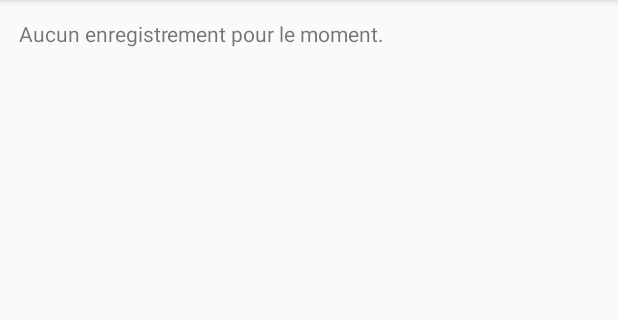
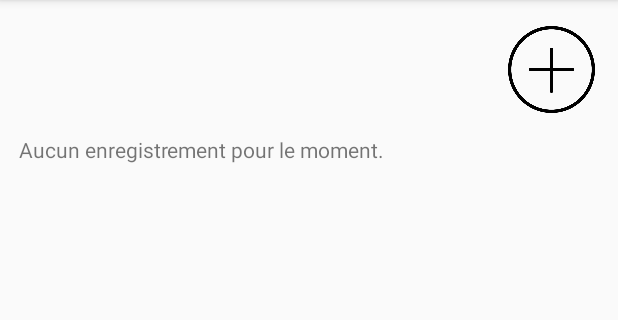
Before and after one commit to Emeline1710/ToDoList, an Android app: the ViewNotes screen opened directly, with no data from a screen before it, on a phone screen of 412 x 824 dp, the part 84-404 px from its top. Run offline under Robolectric (Android 15) with nearby library versions, the phone set to English and light mode, and no system bars.

Commit message:
Ajout d'image

```diff
--- a/app/src/main/java/com/example/todolist/Views/ViewNotes.java
+++ b/app/src/main/java/com/example/todolist/Views/ViewNotes.java
@@ -2,7 +2,10 @@ package com.example.todolist.Views;
 
 import androidx.appcompat.app.AppCompatActivity;
 
+import android.content.Intent;
 import android.os.Bundle;
+import android.view.View;
+import android.widget.ImageView;
 import android.widget.LinearLayout;
 import android.widget.TextView;
 
@@ -19,8 +22,19 @@ public class ViewNotes extends AppCompatActivity {
         super.onCreate(savedInstanceState);
         setContentView(R.layout.activity_view_notes);
 
+        ImageView imageViewAddNote = findViewById(R.id.imageViewAddNote);
+
+        imageViewAddNote.setOnClickListener(new View.OnClickListener() {
+            @Override
+            public void onClick(View v) {
+                Intent intent = new Intent(ViewNotes.this, CreateNote.class);
+                startActivity(intent);
+            }
+        });
+
         readNotes();
     }
+
 
     public void readNotes() {
         LinearLayout linearLayoutRecords = (LinearLayout) findViewById(R.id.linearLayoutNotes);
@@ -38,6 +52,7 @@ public class ViewNotes extends AppCompatActivity {
                 TextView textViewStudentItem= new TextView(this);
                 textViewStudentItem.setPadding(0, 10, 0, 10);
                 textViewStudentItem.setText(textViewContents);
+                textViewStudentItem.setTextSize(20);
                 textViewStudentItem.setTag(Integer.toString(id));
                 textViewStudentItem.setOnLongClickListener(new OnLongClickListenerUpdateNote());
                 linearLayoutRecords.addView(textViewStudentItem);
--- a/app/src/main/res/layout/activity_view_notes.xml
+++ b/app/src/main/res/layout/activity_view_notes.xml
@@ -6,13 +6,26 @@
     android:layout_height="match_parent"
     tools:context=".Views.ViewNotes">
 
+    <ImageView
+        android:id="@+id/imageViewAddNote"
+        android:layout_width="58dp"
+        android:layout_height="62dp"
+        android:layout_marginTop="15dp"
+        android:layout_marginRight="15dp"
+        android:contentDescription="Add Note Icon"
+        android:src="@drawable/add_note"
+        app:layout_constraintEnd_toEndOf="parent"
+        app:layout_constraintRight_toRightOf="parent"
+        app:layout_constraintTop_toTopOf="parent" />
+
     <ScrollView
+        android:id="@+id/scrollViewNotes"
         android:layout_width="match_parent"
-        android:layout_height="wrap_content"
-        app:layout_constraintTop_toTopOf="parent"
-        app:layout_constraintRight_toRightOf="parent"
-        app:layout_constraintLeft_toLeftOf="parent"
-        android:id="@+id/scrollViewNotes">
+        android:layout_height="0dp"
+        app:layout_constraintTop_toBottomOf="@id/imageViewAddNote"
+        app:layout_constraintBottom_toBottomOf="parent"
+        app:layout_constraintEnd_toEndOf="parent"
+        app:layout_constraintStart_toStartOf="parent">
 
         <LinearLayout
             android:layout_width="match_parent"
@@ -24,13 +37,4 @@
         </LinearLayout>
     </ScrollView>
 
-        <!-- TOUTES LES NOTES -->
-        <!--
-        On peut :
-               - Cliquer sur une note :
-                       Redirige vers la page de la note ou on peut la modifier
-                       Supprimer la note
-               - Mettre dans des dossiers ?
-        -->
-
 </androidx.constraintlayout.widget.ConstraintLayout>
```
Also changed, not shown: app/src/main/res/drawable/add_note.png (added).
